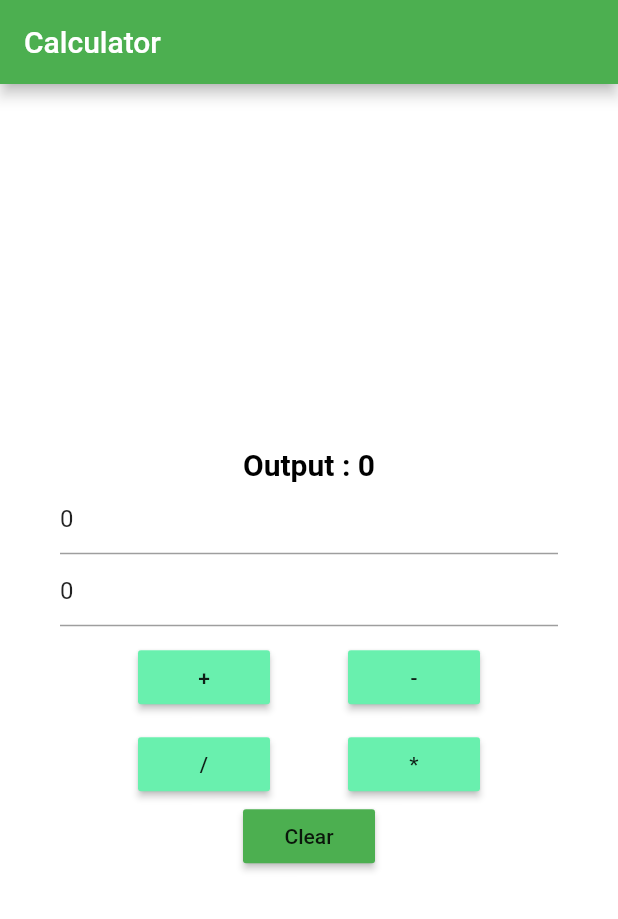
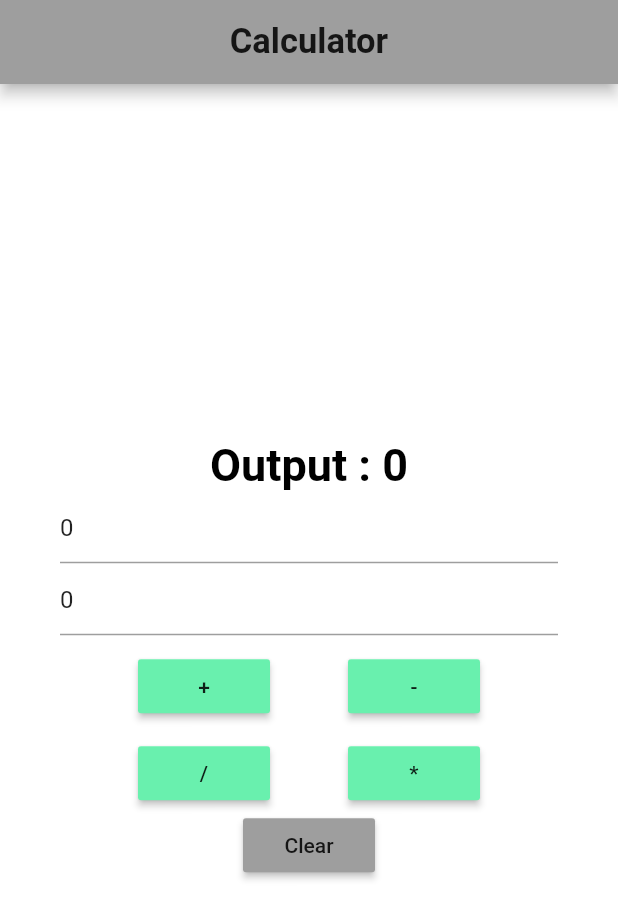
Before and after one commit to NipunGandhi/basic_calculator, a Flutter app: the screen it shows after launch, on a phone screen of 412 x 824 dp. Shown: the top 919 px of the screen. Run offline on Flutter 3.47's test engine with Material 2 defaults, Android fonts, the phone set to English and light mode, and no system bars.

Commit message:
Minor changes

```diff
--- a/lib/main.dart
+++ b/lib/main.dart
@@ -10,9 +10,9 @@ class MyApp extends StatelessWidget {
   Widget build(BuildContext context) {
     return MaterialApp(
       debugShowCheckedModeBanner: false,
-      title: 'Flutter Demo',
+      title: 'Calculator',
       theme: ThemeData(
-        primarySwatch: Colors.green,
+        primarySwatch: Colors.grey,
       ),
       home: const HomePage(),
     );
--- a/lib/screen_page.dart
+++ b/lib/screen_page.dart
@@ -1,5 +1,6 @@
 import 'package:flutter/cupertino.dart';
 import 'package:flutter/material.dart';
+import 'package:flutter/painting.dart';
 
 class HomePage extends StatefulWidget {
   const HomePage({Key? key}) : super(key: key);
@@ -62,7 +63,15 @@ class _HomePageState extends State<HomePage> {
   Widget build(BuildContext context) {
     return Scaffold(
       appBar: AppBar(
-        title: const Text("Calculator"),
+        title: const Center(
+          child: Text(
+            "Calculator",
+            style: TextStyle(
+              fontSize: 23,
+              fontWeight: FontWeight.bold,
+            ),
+          ),
+        ),
       ),
       body: Container(
         color: Colors.white,
@@ -74,7 +83,7 @@ class _HomePageState extends State<HomePage> {
               "Output : $output",
               style: const TextStyle(
                   color: Colors.black,
-                  fontSize: 20,
+                  fontSize: 30,
                   fontWeight: FontWeight.bold),
             ),
             Input(
@@ -102,13 +111,13 @@ class _HomePageState extends State<HomePage> {
               mainAxisAlignment: MainAxisAlignment.spaceEvenly,
               children: [
                 ownButton(sign: "/"),
-                ownButton(sign:"*"),
+                ownButton(sign: "*"),
               ],
             ),
             Row(
               mainAxisAlignment: MainAxisAlignment.center,
               children: [
-                ownButton(sign: "Clear", abc: Colors.green),
+                ownButton(sign: "Clear", abc: Colors.grey),
               ],
             ),
           ],
```
